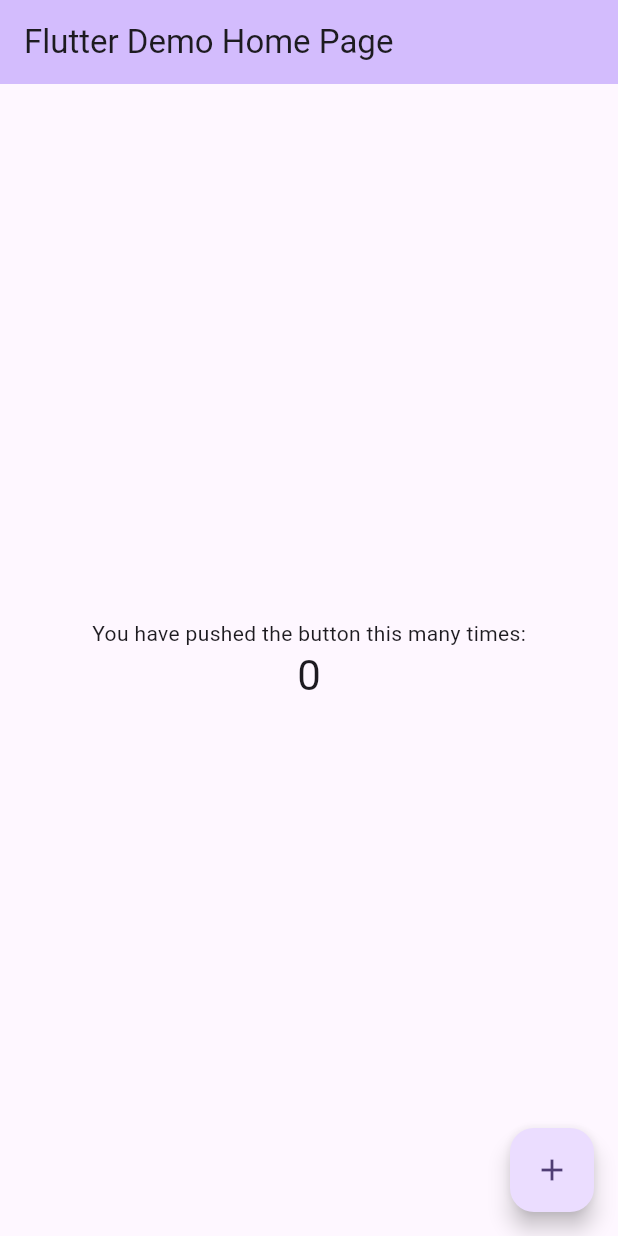
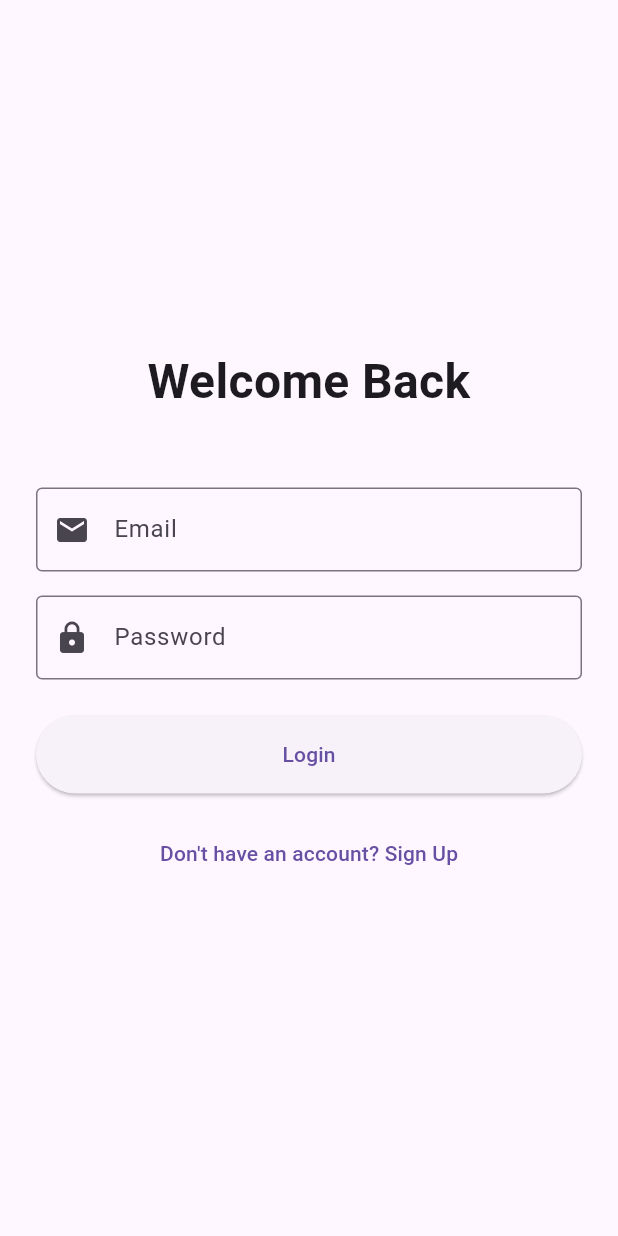
Before and after one commit to mcronje912/ZenFlow, a Flutter app: the screen it shows after launch, on a phone screen of 412 x 824 dp. Run offline on Flutter 3.47's test engine with Material 3 defaults, Android fonts, the phone set to English and light mode, and no system bars; our stand-ins replace shared_preferences.

Commit message:
working login screen

```diff
--- a/lib/main.dart
+++ b/lib/main.dart
@@ -1,125 +1,37 @@
+// lib/main.dart
 import 'package:flutter/material.dart';
+import 'package:shared_preferences/shared_preferences.dart';import 'screens/auth/screens/auth/login_screen.dart';
+import 'screens/home/home_screen.dart';
 
 void main() {
   runApp(const MyApp());
 }
 
 class MyApp extends StatelessWidget {
-  const MyApp({super.key});
+  const MyApp({Key? key}) : super(key: key);
 
-  // This widget is the root of your application.
   @override
   Widget build(BuildContext context) {
     return MaterialApp(
-      title: 'Flutter Demo',
+      title: 'ZenFlow',
       theme: ThemeData(
-        // This is the theme of your application.
-        //
-        // TRY THIS: Try running your application with "flutter run". You'll see
-        // the application has a purple toolbar. Then, without quitting the app,
-        // try changing the seedColor in the colorScheme below to Colors.green
-        // and then invoke "hot reload" (save your changes or press the "hot
-        // reload" button in a Flutter-supported IDE, or press "r" if you used
-        // the command line to start the app).
-        //
-        // Notice that the counter didn't reset back to zero; the application
-        // state is not lost during the reload. To reset the state, use hot
-        // restart instead.
-        //
-        // This works for code too, not just values: Most code changes can be
-        // tested with just a hot reload.
-        colorScheme: ColorScheme.fromSeed(seedColor: Colors.deepPurple),
-        useMaterial3: true,
+        primarySwatch: Colors.blue,
+        visualDensity: VisualDensity.adaptivePlatformDensity,
       ),
-      home: const MyHomePage(title: 'Flutter Demo Home Page'),
+      home: FutureBuilder<bool>(
+        future: _checkLoginStatus(),
+        builder: (context, snapshot) {
+          if (snapshot.connectionState == ConnectionState.waiting) {
+            return const Center(child: CircularProgressIndicator());
+          }
+          return snapshot.data == true ? const HomeScreen() : const LoginScreen();
+        },
+      ),
     );
   }
-}
 
-class MyHomePage extends StatefulWidget {
-  const MyHomePage({super.key, required this.title});
-
-  // This widget is the home page of your application. It is stateful, meaning
-  // that it has a State object (defined below) that contains fields that affect
-  // how it looks.
-
-  // This class is the configuration for the state. It holds the values (in this
-  // case the title) provided by the parent (in this case the App widget) and
-  // used by the build method of the State. Fields in a Widget subclass are
-  // always marked "final".
-
-  final String title;
-
-  @override
-  State<MyHomePage> createState() => _MyHomePageState();
-}
-
-class _MyHomePageState extends State<MyHomePage> {
-  int _counter = 0;
-
-  void _incrementCounter() {
-    setState(() {
-      // This call to setState tells the Flutter framework that something has
-      // changed in this State, which causes it to rerun the build method below
-      // so that the display can reflect the updated values. If we changed
-      // _counter without calling setState(), then the build method would not be
-      // called again, and so nothing would appear to happen.
-      _counter++;
-    });
-  }
-
-  @override
-  Widget build(BuildContext context) {
-    // This method is rerun every time setState is called, for instance as done
-    // by the _incrementCounter method above.
-    //
-    // The Flutter framework has been optimized to make rerunning build methods
-    // fast, so that you can just rebuild anything that needs updating rather
-    // than having to individually change instances of widgets.
-    return Scaffold(
-      appBar: AppBar(
-        // TRY THIS: Try changing the color here to a specific color (to
-        // Colors.amber, perhaps?) and trigger a hot reload to see the AppBar
-        // change color while the other colors stay the same.
-        backgroundColor: Theme.of(context).colorScheme.inversePrimary,
-        // Here we take the value from the MyHomePage object that was created by
-        // the App.build method, and use it to set our appbar title.
-        title: Text(widget.title),
-      ),
-      body: Center(
-        // Center is a layout widget. It takes a single child and positions it
-        // in the middle of the parent.
-        child: Column(
-          // Column is also a layout widget. It takes a list of children and
-          // arranges them vertically. By default, it sizes itself to fit its
-          // children horizontally, and tries to be as tall as its parent.
-          //
-          // Column has various properties to control how it sizes itself and
-          // how it positions its children. Here we use mainAxisAlignment to
-          // center the children vertically; the main axis here is the vertical
-          // axis because Columns are vertical (the cross axis would be
-          // horizontal).
-          //
-          // TRY THIS: Invoke "debug painting" (choose the "Toggle Debug Paint"
-          // action in the IDE, or press "p" in the console), to see the
-          // wireframe for each widget.
-          mainAxisAlignment: MainAxisAlignment.center,
-          children: <Widget>[
-            const Text(
-              'You have pushed the button this many times:',
-            ),
-            Text(
-              '$_counter',
-              style: Theme.of(context).textTheme.headlineMedium,
-            ),
-          ],
-        ),
-      ),
-      floatingActionButton: FloatingActionButton(
-        onPressed: _incrementCounter,
-        tooltip: 'Increment',
-        child: const Icon(Icons.add),
-      ), // This trailing comma makes auto-formatting nicer for build methods.
-    );
+  Future<bool> _checkLoginStatus() async {
+    final prefs = await SharedPreferences.getInstance();
+    return prefs.getBool('isLoggedIn') ?? false;
   }
 }
--- /dev/null
+++ b/lib/screens/auth/screens/auth/login_screen.dart
@@ -0,0 +1,163 @@
+// lib/screens/auth/login_screen.dart
+import 'package:flutter/material.dart';
+import 'package:shared_preferences/shared_preferences.dart';import 'login_screen.dart';
+import '../../../home/home_screen.dart';
+import 'signup_screen.dart';
+
+class LoginScreen extends StatefulWidget {
+  const LoginScreen({Key? key}) : super(key: key);
+
+  @override
+  _LoginScreenState createState() => _LoginScreenState();
+}
+
+class _LoginScreenState extends State<LoginScreen> {
+  final _formKey = GlobalKey<FormState>();
+  final _emailController = TextEditingController();
+  final _passwordController = TextEditingController();
+  bool _isLoading = false;
+  String _errorMessage = '';
+
+  Future<void> _handleLogin() async {
+    if (_formKey.currentState!.validate()) {
+      setState(() {
+        _isLoading = true;
+        _errorMessage = '';
+      });
+
+      try {
+        // Simulate network delay
+        await Future.delayed(const Duration(seconds: 1));
+
+        final prefs = await SharedPreferences.getInstance();
+        final storedEmail = prefs.getString('user_email');
+        final storedPassword = prefs.getString('user_password');
+
+        if (storedEmail == _emailController.text &&
+            storedPassword == _passwordController.text) {
+          // Login successful
+          await prefs.setBool('isLoggedIn', true);
+          if (!mounted) return;
+          Navigator.pushReplacement(
+            context,
+            MaterialPageRoute(builder: (context) => const HomeScreen()),
+          );
+        } else {
+          setState(() {
+            _errorMessage = 'Invalid email or password';
+          });
+        }
+      } catch (e) {
+        setState(() {
+          _errorMessage = 'An error occurred. Please try again.';
+        });
+      } finally {
+        setState(() {
+          _isLoading = false;
+        });
+      }
+    }
+  }
+
+  @override
+  Widget build(BuildContext context) {
+    return Scaffold(
+      body: SafeArea(
+        child: Padding(
+          padding: const EdgeInsets.all(24.0),
+          child: Form(
+            key: _formKey,
+            child: Column(
+              mainAxisAlignment: MainAxisAlignment.center,
+              crossAxisAlignment: CrossAxisAlignment.stretch,
+              children: [
+                const Text(
+                  'Welcome Back',
+                  style: TextStyle(
+                    fontSize: 32,
+                    fontWeight: FontWeight.bold,
+                  ),
+                  textAlign: TextAlign.center,
+                ),
+                const SizedBox(height: 48),
+                TextFormField(
+                  controller: _emailController,
+                  decoration: const InputDecoration(
+                    labelText: 'Email',
+                    border: OutlineInputBorder(),
+                    prefixIcon: Icon(Icons.email),
+                  ),
+                  keyboardType: TextInputType.emailAddress,
+                  validator: (value) {
+                    if (value == null || value.isEmpty) {
+                      return 'Please enter your email';
+                    }
+                    if (!value.contains('@')) {
+                      return 'Please enter a valid email';
+                    }
+                    return null;
+                  },
+                ),
+                const SizedBox(height: 16),
+                TextFormField(
+                  controller: _passwordController,
+                  decoration: const InputDecoration(
+                    labelText: 'Password',
+                    border: OutlineInputBorder(),
+                    prefixIcon: Icon(Icons.lock),
+                  ),
+                  obscureText: true,
+                  validator: (value) {
+                    if (value == null || value.isEmpty) {
+                      return 'Please enter your password';
+                    }
+                    if (value.length < 6) {
+                      return 'Password must be at least 6 characters';
+                    }
+                    return null;
+                  },
+                ),
+                const SizedBox(height: 24),
+                if (_errorMessage.isNotEmpty)
+                  Padding(
+                    padding: const EdgeInsets.only(bottom: 16),
+                    child: Text(
+                      _errorMessage,
+                      style: const TextStyle(color: Colors.red),
+                      textAlign: TextAlign.center,
+                    ),
+                  ),
+                ElevatedButton(
+                  onPressed: _isLoading ? null : _handleLogin,
+                  style: ElevatedButton.styleFrom(
+                    padding: const EdgeInsets.symmetric(vertical: 16),
+                  ),
+                  child: _isLoading
+                      ? const CircularProgressIndicator()
+                      : const Text('Login'),
+                ),
+                const SizedBox(height: 16),
+                TextButton(
+                  onPressed: () {
+                    Navigator.push(
+                      context,
+                      MaterialPageRoute(builder: (context) => const SignupScreen()),
+                    );
+                  },
+                  child: const Text("Don't have an account? Sign Up"),
+                ),
+              ],
+            ),
+          ),
+        ),
+      ),
+    );
+  }
+
+  @override
+  void dispose() {
+    _emailController.dispose();
+    _passwordController.dispose();
+    super.dispose();
+  }
+}
```
Also changed, not shown: lib/screens/auth/screens/auth/signup_screen.dart (added, +173 -0 lines), lib/screens/home/home_screen.dart (added, +18 -0 lines), pubspec.yaml (+3 -72 lines), pubspec.lock, 10 other files.
